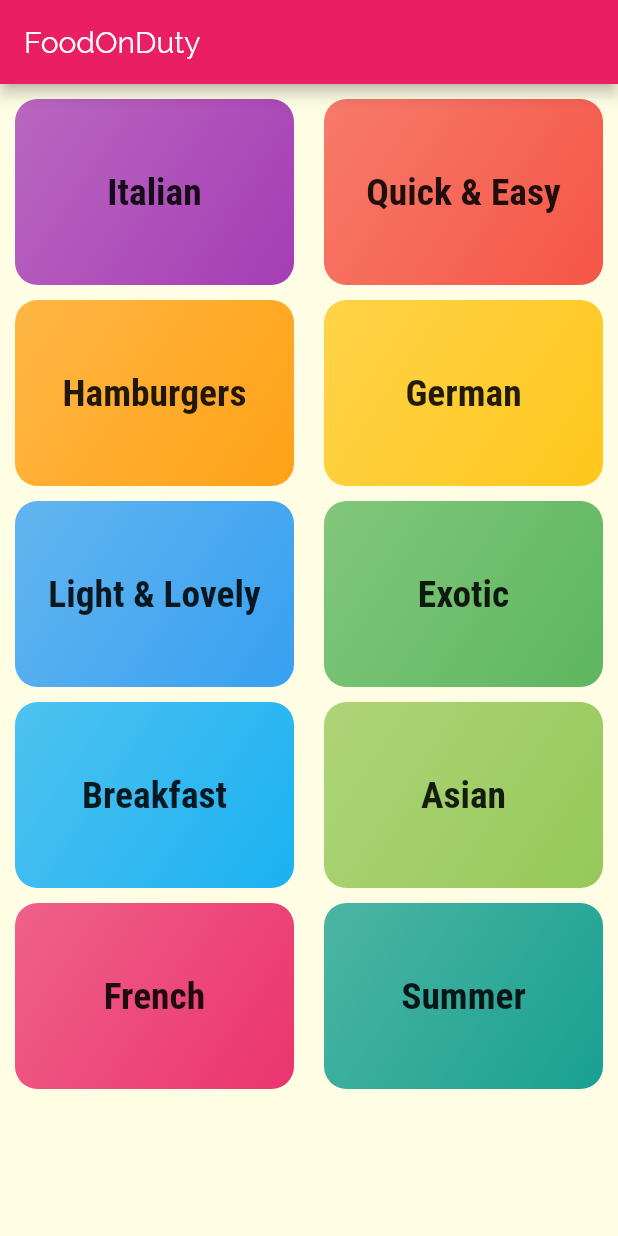
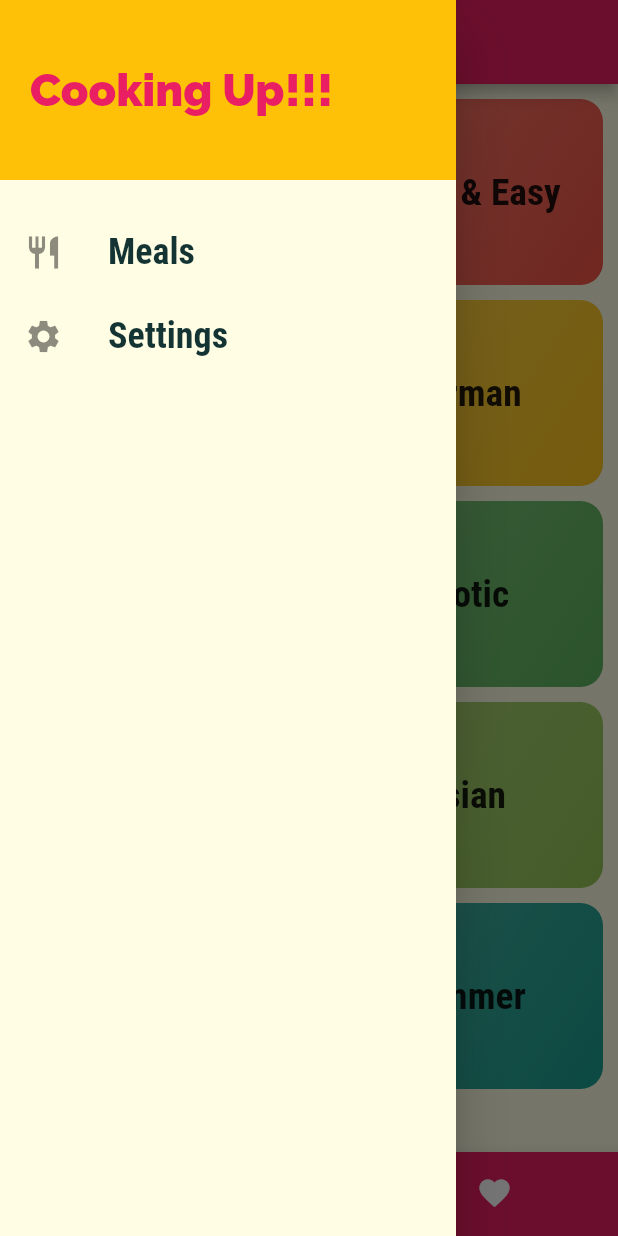
Before and after one commit to appsonduty/Apps, a Flutter app: the screen it shows after launch, with the side drawer open (before the commit the screen has no drawer), on a phone screen of 412 x 824 dp. Run offline on Flutter 3.47's test engine with Material 2 defaults, Android fonts, the light colour scheme and no system bars.

Commit message:
Food App

```diff
--- a/food_on_duty/lib/main.dart
+++ b/food_on_duty/lib/main.dart
@@ -1,10 +1,75 @@
 import 'package:flutter/material.dart';
+import './dummy_data.dart';
+import './screens/meal_detail_screen.dart';
+import './screens/settings_screen.dart';
+import './screens/tabs_screen.dart';
 import './screens/categories_screen.dart';
 import './screens/category_meals_screen.dart';
+import 'models/meal.dart';
 
 void main() => runApp(MyApp());
 
-class MyApp extends StatelessWidget {
+class MyApp extends StatefulWidget {
+  @override
+  _MyAppState createState() => _MyAppState();
+}
+
+class _MyAppState extends State<MyApp> {
+  Map<String, bool> _filters = {
+    'gluten': false,
+    'lactose': false,
+    'vegan': false,
+    'vegetarian': false
+  };
+
+  List<Meal> _availableMeals = DUMMY_MEALS;
+  List<Meal> _favouriteMeals = [];
+
+  void _setFilters(Map<String, bool> filterData) {
+    setState(() {
+      _filters = filterData;
+
+      _availableMeals = DUMMY_MEALS.where((meal) {
+        if(_filters['gluten'] && !meal.isGlutenFree) {
+          return false;
+        }
+        if(_filters['lactose'] && !meal.isLactoseFree) {
+          return false;
+        }
+        if(_filters['vegan'] && !meal.isVegan) {
+          return false;
+        }
+        if(_filters['vegetarian'] && !meal.isVegetarian) {
+          return false;
+        }
+        return true;
+
+      }).toList();
+
+    });
+  }
+
+  void _toggleFavourite(String mealId) {
+
+    final existingIndex = _favouriteMeals.indexWhere((meal)=>meal.id == mealId);
+
+    if(existingIndex >=0) {
+      setState(() {
+        _favouriteMeals.removeAt(existingIndex);
+      });
+
+    }
+    else {
+      setState(() {
+        _favouriteMeals.add(DUMMY_MEALS.firstWhere((meal)=>meal.id == mealId));
+      });
+    }
+  }
+
+  bool _isMealFavourite(String id) {
+    return _favouriteMeals.any((meal)=> meal.id == id);
+  }
+
   @override
   Widget build(BuildContext context) {
     return MaterialApp(
@@ -21,12 +86,27 @@ class MyApp extends StatelessWidget {
                 fontWeight: FontWeight.bold,
               ),
               body2: TextStyle(color: Color.fromRGBO(20, 51, 51, 1)),
-              title: TextStyle(fontFamily: 'RobotoCondensed', fontWeight: FontWeight.bold, fontSize: 25))),
+              title: TextStyle(
+                  fontFamily: 'RobotoCondensed',
+                  fontWeight: FontWeight.bold,
+                  fontSize: 25))),
       // home: CategoriesScreen(), \\ mentioned in routes //
       routes: {
-        '/': (ctx) => CategoriesScreen(), // for home screen \\
+        '/': (ctx) => TabsScreen(_favouriteMeals), // for home screen \\
         // '/category-meal': (ctx) => CategoryMeal(), (or) --> look below both are correct \\
-        CategoryMeal.routeName : (ctx) => CategoryMeal(),
+        CategoryMeal.routeName: (ctx) => CategoryMeal(_availableMeals),
+        MealDetailsScreen.routeName: (ctx) => MealDetailsScreen(_toggleFavourite,_isMealFavourite),
+        SettingsScreen.routeName: (ctx) => SettingsScreen(_filters,_setFilters),
+      },
+      // onGenerateRoute: (settings) {
+      //   print(settings.arguments);
+      //   return MaterialPageRoute(builder: (ctx) => CategoriesScreen());
+      // },
+
+      // FOR FALL BACK PURPOSE
+
+      onUnknownRoute: (settings) {
+        return MaterialPageRoute(builder: (ctx) => CategoriesScreen());
       },
     );
   }
--- a/food_on_duty/lib/models/meal.dart
+++ b/food_on_duty/lib/models/meal.dart
@@ -32,5 +32,6 @@ class Meal {
       @required this.isVegetarian,
       @required this.id,
       @required this.categories,
-      @required this.title});
+      @required this.title
+      });
 }
--- a/food_on_duty/lib/screens/categories_screen.dart
+++ b/food_on_duty/lib/screens/categories_screen.dart
@@ -5,9 +5,7 @@ import '../dummy_data.dart';
 class CategoriesScreen extends StatelessWidget {
   @override
   Widget build(BuildContext context) {
-    return Scaffold(
-      appBar: AppBar(title: Text('FoodOnDuty')),
-      body: GridView(
+    return  GridView(
         padding: const EdgeInsets.all(10),
         children: DUMMY_CATEGORIES
             .map((categoryData) =>
@@ -18,7 +16,6 @@ class CategoriesScreen extends StatelessWidget {
             childAspectRatio: 3 / 2,
             crossAxisSpacing: 20,
             mainAxisSpacing: 10),
-      ),
-    );
+      );
   }
 }
--- /dev/null
+++ b/food_on_duty/lib/screens/tabs_screen.dart
@@ -0,0 +1,81 @@
+import 'package:flutter/material.dart';
+import '../models/meal.dart';
+import '../screens/favourites_screen.dart';
+import '../widgets/main_drawer.dart';
+import '../screens/categories_screen.dart';
+
+
+
+class TabsScreen extends StatefulWidget {
+  final List<Meal> favouriteMeals;
+
+  TabsScreen(this.favouriteMeals);
+  @override
+  _TabsScreenState createState() => _TabsScreenState();
+}
+
+class _TabsScreenState extends State<TabsScreen> {
+  List<Map<String, Object>> _pages;
+  int _selectedPageIndex = 0;
+
+  void _selectPage(int index) {
+    setState(() {
+      _selectedPageIndex = index;
+    });
+  }
+
+  @override
+  void initState() {
+
+    _pages = [{"page":CategoriesScreen() , "title": "Categories"},
+  {"page":FavouritesScreen(widget.favouriteMeals) , "title": "Favourites"}];
+    super.initState();
+  }
+
+  // @override
+//   Widget build(BuildContext context) {
+//     return DefaultTabController(length: 2, initialIndex: 0,child: Scaffold(
+//       appBar: AppBar(title: Text('Meals'), bottom: TabBar(tabs:
+//       <Widget>[
+//         Tab(icon: Icon(Icons.category),
+//         text: 'Categories',),
+//         Tab(icon: Icon(Icons.favorite),
+//         text: 'Favourites',)
+//       ]
+//       ),
+//       ),
+//       body: TabBarView(children: [CategoriesScreen(), FavouritesScreen()]),
+//     ));
+//   }
+// }
+  @override
+  Widget build(BuildContext context) {
+    return Scaffold(
+      // drawer: Drawer(),
+      drawer: MainDrawer(),
+      appBar: AppBar(
+        title: Text(_pages[_selectedPageIndex]["title"]),
+
+      ),
+      body: _pages[_selectedPageIndex]['page'],
+      bottomNavigationBar: BottomNavigationBar(
+        onTap: _selectPage,
+        unselectedItemColor: Colors.white,
+        selectedItemColor: Theme.of(context).accentColor,
+        backgroundColor: Theme.of(context).primaryColor,
+        currentIndex: _selectedPageIndex,
+        type: BottomNavigationBarType.shifting,
+        items: [
+          BottomNavigationBarItem(
+              backgroundColor: Theme.of(context).primaryColor,
+              icon: Icon(Icons.category),
+              title: Text("Categories")),
+          BottomNavigationBarItem(
+              icon: Icon(Icons.favorite),
+              title: Text("Favourite"),
+              backgroundColor: Theme.of(context).primaryColor),
+        ],
+      ),
+    );
+  }
+}
--- /dev/null
+++ b/food_on_duty/lib/widgets/main_drawer.dart
@@ -0,0 +1,50 @@
+import 'package:flutter/material.dart';
+
+import '../screens/settings_screen.dart';
+class MainDrawer extends StatelessWidget {
+
+  Widget buildListTile(String text, IconData icon, Function tapHandler) {
+    return ListTile(leading: Icon(icon, size: 26,), title: Text(text, style: TextStyle(
+            fontFamily: 'RobotoCondensed',
+            fontSize: 24,
+            fontWeight: FontWeight.bold,
+          ),
+          ),
+          onTap: tapHandler,
+
+          );
+  }
+
+
+
+  @override
+  Widget build(BuildContext context) {
+
+    return Drawer(
+      child: Column(
+        children: <Widget>[
+          Container(
+            height : 120,
+            width : double.infinity,
+            padding : EdgeInsets.all(20),
+            alignment: Alignment.centerLeft,
+            color: Theme.of(context).accentColor,
+            child: Text("Cooking Up!!!", style: TextStyle(
+              fontWeight: FontWeight.w900,
+              fontSize: 30,
+              color: Theme.of(context).primaryColor,
+            ),),
+          ),
+          SizedBox(height : 20,),
+          buildListTile("Meals",Icons.restaurant, () {
+            Navigator.of(context).pushReplacementNamed('/');
+          }),
+          buildListTile("Settings",Icons.settings,() {
+            Navigator.of(context).pushReplacementNamed(SettingsScreen.routeName);
+          }),
+        ],
+      ),
+
+    );
+  }
+}
```
Also changed, not shown: food_on_duty/lib/screens/category_meals_screen.dart (+58 -18 lines), food_on_duty/lib/screens/favourites_screen.dart (added, +41 -0 lines), food_on_duty/lib/screens/meal_detail_screen.dart (added, +99 -0 lines), food_on_duty/lib/screens/settings_screen.dart (added, +117 -0 lines), food_on_duty/lib/widgets/meal_item.dart (+19 -4 lines).
